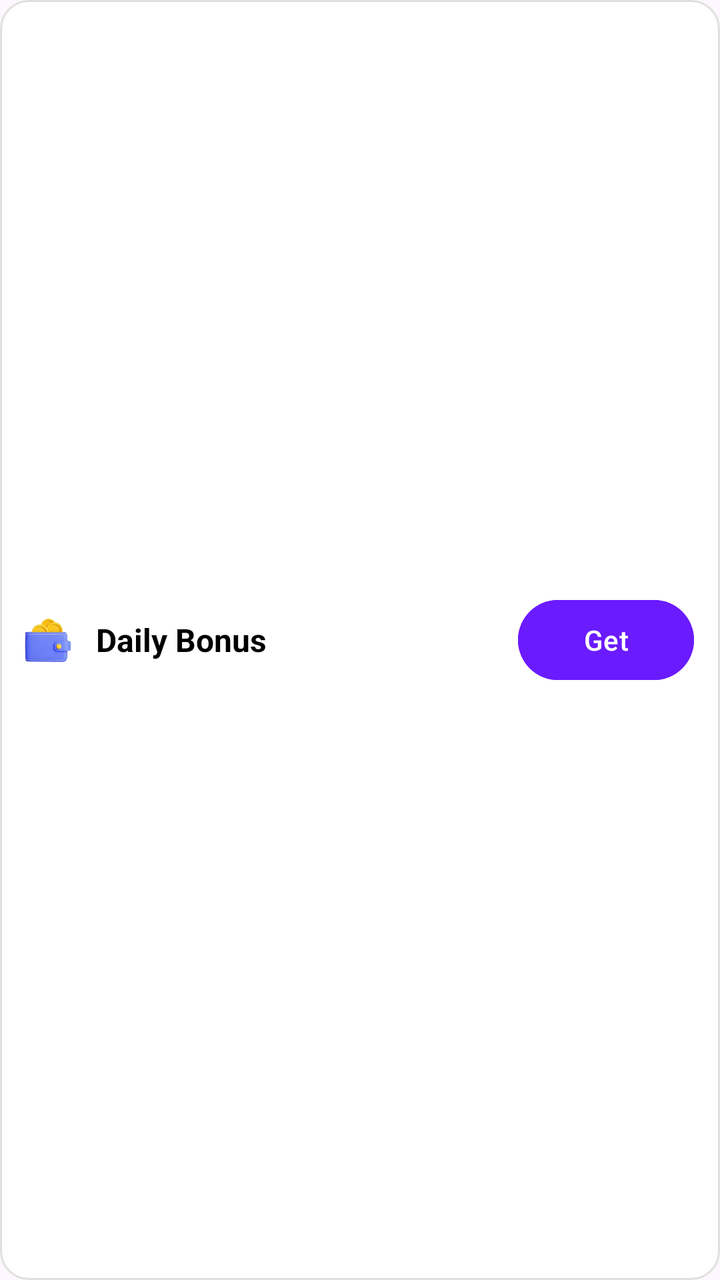
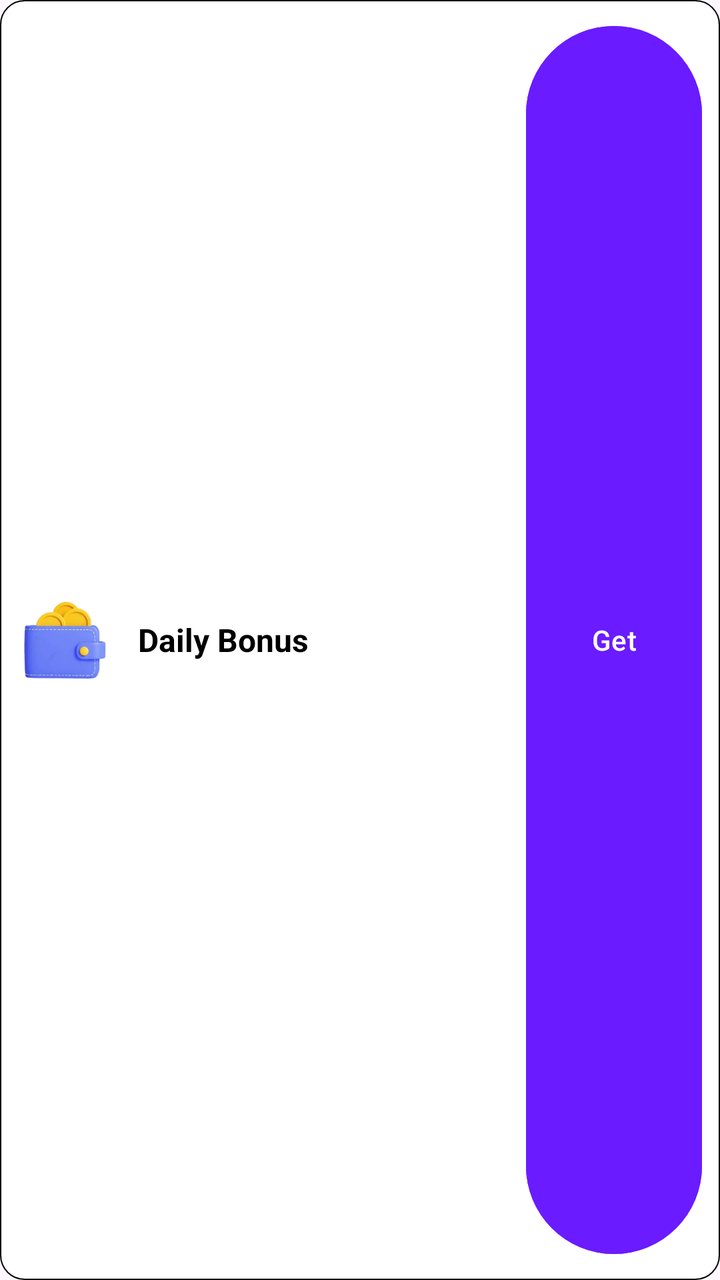

Two renders of the same Android screen: before a commit and after it. Below are the layout's source before the change and the commit's diff.
<!-- AndroidManifest.xml: application theme Theme.RGamer -->
<!-- res/layout/item_ticket_task.xml -->
<?xml version="1.0" encoding="utf-8"?>
<LinearLayout xmlns:android="http://schemas.android.com/apk/res/android"
    android:layout_width="match_parent"
    android:layout_height="64dp"
    android:layout_marginBottom="12dp"
    android:background="@drawable/bg_task_item"
    android:orientation="horizontal"
    android:gravity="center_vertical"
    android:padding="12dp">

    <ImageView
        android:id="@+id/imgIcon"
        android:layout_width="24dp"
        android:layout_height="24dp"
        android:src="@drawable/ic_gift"/>

    <TextView
        android:id="@+id/txtTitle"
        android:layout_width="264dp"
        android:layout_height="wrap_content"
        android:layout_marginStart="12dp"
        android:layout_weight="2"
        android:text="Daily Bonus"
        android:textColor="@color/black"
        android:textSize="16sp"
        android:textStyle="bold" />

    <Button
        android:id="@+id/btnAction"
        android:layout_width="wrap_content"
        android:layout_height="wrap_content"
        android:backgroundTint="#6A1BFF"
        android:text="Get"
        android:layout_margin="1dp"
        android:textAllCaps="false"
        android:textColor="#FFF" />
</LinearLayout>
<!-- resources referenced by this layout -->
<resources>
  <color name="black">#FF000000</color>
  <!-- drawable bg_task_item (drawable) -->
  <?xml version="1.0" encoding="utf-8"?>
  <shape xmlns:android="http://schemas.android.com/apk/res/android"
      android:shape="rectangle">
  
      
      <solid android:color="#FFFFFF"/>
  
      
      <corners android:radius="14dp"/>
  
      
      <stroke
          android:width="1dp"
          android:color="#E0E0E0"/>
  
      
      <padding
          android:left="8dp"
          android:top="6dp"
          android:right="8dp"
          android:bottom="6dp"/>
  </shape>
  <!-- drawable ic_gift: png bitmap (drawable, 38034 bytes) -->
  <style name="Theme.RGamer" parent="Base.Theme.RGamer" />
  <style name="Base.Theme.RGamer" parent="Theme.Material3.DayNight.NoActionBar">
          
          
      </style>
</resources>

<!-- the commit's change to res/layout/item_ticket_task.xml (unified diff, before → after) -->
@@ -3,20 +3,20 @@
     android:layout_width="match_parent"
     android:layout_height="64dp"
     android:layout_marginBottom="12dp"
-    android:background="@drawable/bg_task_item"
+    android:background="@drawable/bg_bottom_border"
     android:orientation="horizontal"
     android:gravity="center_vertical"
-    android:padding="12dp">
+    android:padding="8dp">
 
     <ImageView
         android:id="@+id/imgIcon"
-        android:layout_width="24dp"
-        android:layout_height="24dp"
-        android:src="@drawable/ic_gift"/>
+        android:layout_width="49dp"
+        android:layout_height="41dp"
+        android:src="@drawable/ic_gift" />
 
     <TextView
         android:id="@+id/txtTitle"
-        android:layout_width="264dp"
+        android:layout_width="252dp"
         android:layout_height="wrap_content"
         android:layout_marginStart="12dp"
         android:layout_weight="2"
@@ -28,10 +28,11 @@
     <Button
         android:id="@+id/btnAction"
         android:layout_width="wrap_content"
-        android:layout_height="wrap_content"
+        android:layout_height="match_parent"
+        android:layout_margin="1dp"
+        android:layout_marginBottom="1dp"
         android:backgroundTint="#6A1BFF"
         android:text="Get"
-        android:layout_margin="1dp"
         android:textAllCaps="false"
         android:textColor="#FFF" />
 </LinearLayout>
<!-- resource entries referenced after the edit -->
@@ -1,31 +1,26 @@
 <!-- resources referenced by this layout -->
 <resources>
   <color name="black">#FF000000</color>
-  <!-- drawable bg_task_item (drawable) -->
+  <!-- drawable bg_bottom_border (drawable) -->
   <?xml version="1.0" encoding="utf-8"?>
   <shape xmlns:android="http://schemas.android.com/apk/res/android"
       android:shape="rectangle">
   
       
-      <solid android:color="#FFFFFF"/>
-  
-      
-      <corners android:radius="14dp"/>
+      <solid android:color="@color/white" />
   
       
       <stroke
-          android:width="1dp"
-          android:color="#E0E0E0"/>
+          android:width="0.5dp"
+          android:color="@color/black" />
   
       
-      <padding
-          android:left="8dp"
-          android:top="6dp"
-          android:right="8dp"
-          android:bottom="6dp"/>
+      <corners android:radius="12dp" />
+  
   </shape>
   <!-- drawable ic_gift: png bitmap (drawable, 38034 bytes) -->
   <style name="Theme.RGamer" parent="Base.Theme.RGamer" />
+  <color name="white">#FFFFFFFF</color>
   <style name="Base.Theme.RGamer" parent="Theme.Material3.DayNight.NoActionBar">
           
           
